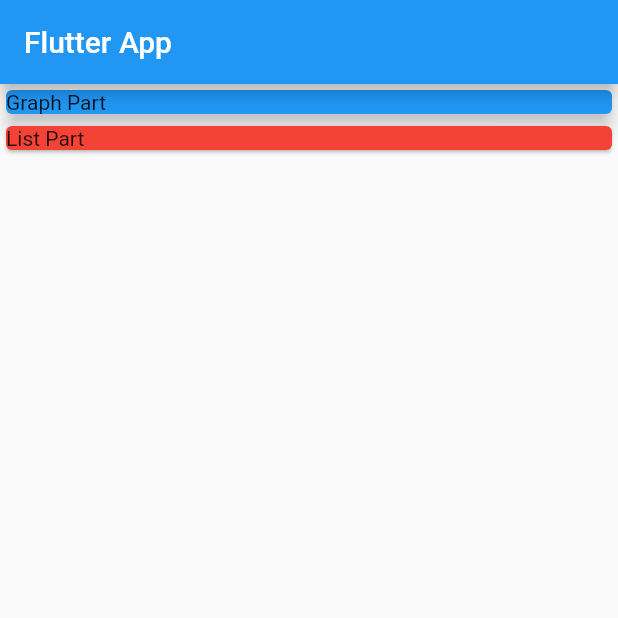
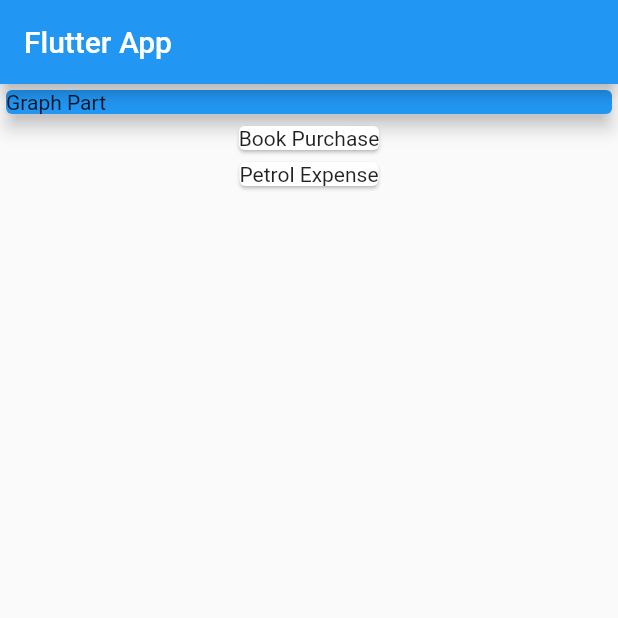
Before and after one commit to dipinkp1993/expenseFinderflutter, a Flutter app: the screen it shows after launch, on a phone screen of 412 x 824 dp, the top half of it. Run offline on Flutter 3.47's test engine with Material 2 defaults, Android fonts, the phone set to English and light mode, and no system bars.

Commit message:
second commit map transaction to widgets

```diff
--- a/lib/main.dart
+++ b/lib/main.dart
@@ -46,9 +46,12 @@ class MyHomePage extends StatelessWidget {
               elevation: 5,
             ),
           ),
-          Card(
-            color: Colors.red,
-            child: Text("List Part"),
+          Column(
+            children: transactions.map((tr) {
+              return Card(
+                child: Text(tr.title),
+              );
+            }).toList(),
           )
         ],
       ),
```
